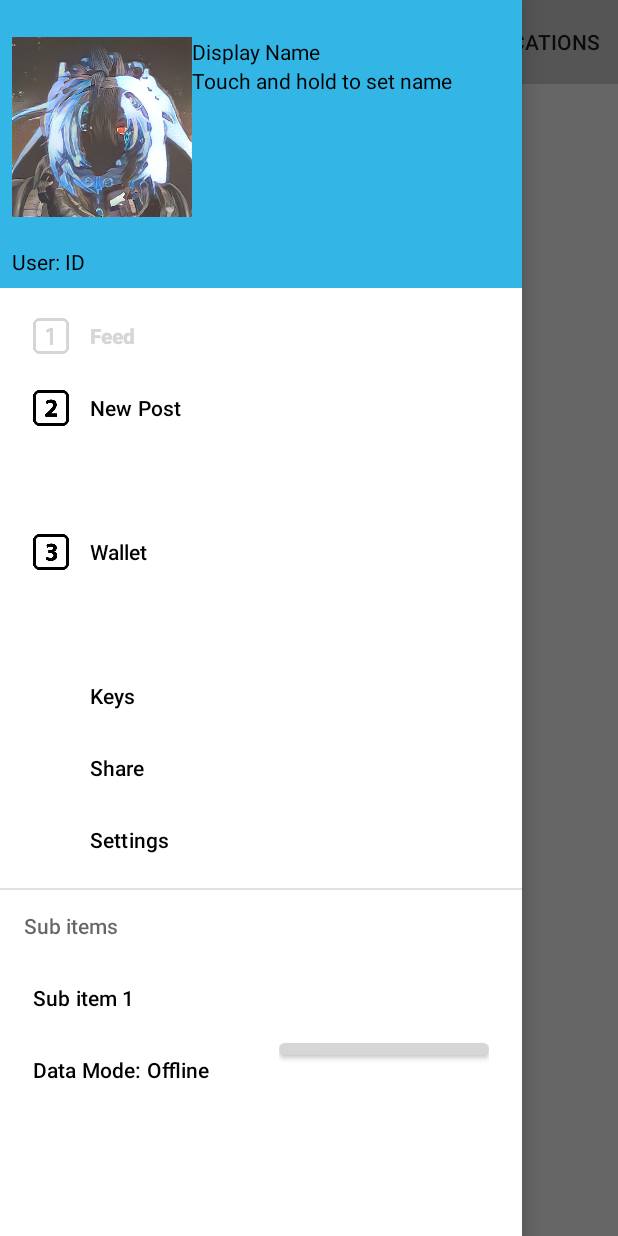
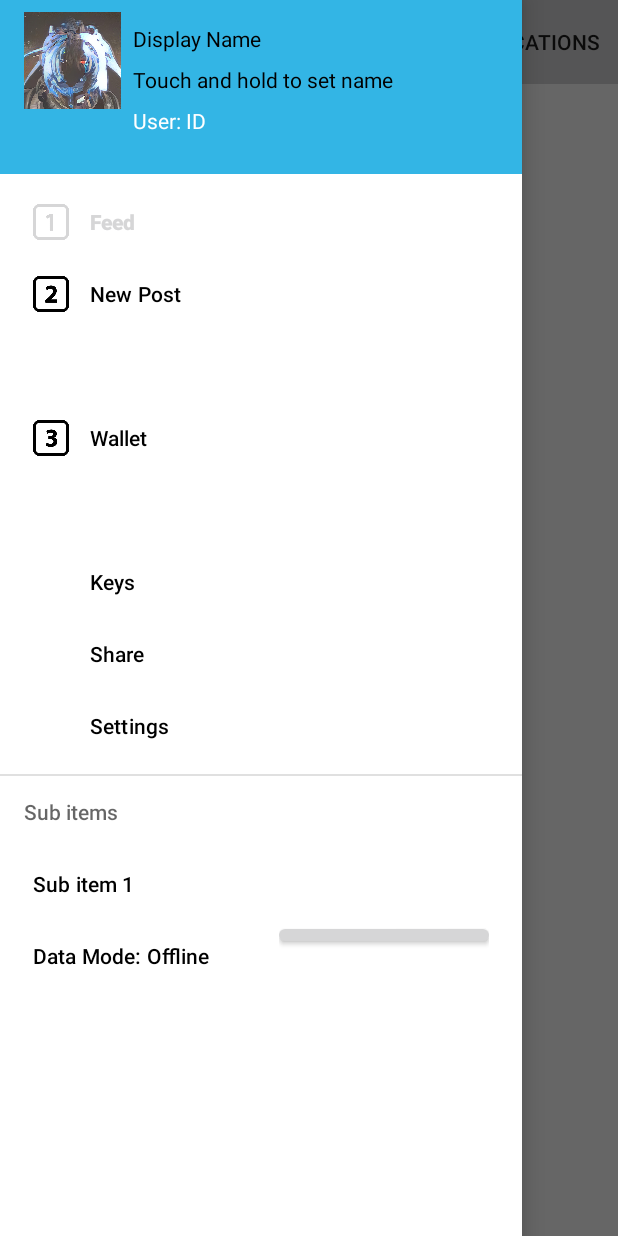
Before and after one commit to BarrenWolfsbane/BAINSocial, an Android app: the HomeFrag screen opened through its navigation route, with the side drawer open, on a phone screen of 412 x 824 dp. Run offline under Robolectric (Android 15) with nearby library versions, the phone set to English and light mode, and no system bars; our stand-ins replace data binding; libraries missing offline, so code that uses them is left out: it.beppi.tristatetogglebutton_library; plain views replace TriStateToggleButton; 10 statements that could not run were skipped.

Commit message:
Code cleaning
Signed-off-by: Fruit-Punch-Samurai <58863987+Fruit-Punch-Samurai@users.noreply.github.com>

```diff
--- a/app/src/main/java/tv/bain/bainsocial/fragments/HomeFrag.java
+++ b/app/src/main/java/tv/bain/bainsocial/fragments/HomeFrag.java
@@ -4,7 +4,6 @@ import android.app.SearchManager;
 import android.content.Context;
 import android.content.res.Configuration;
 import android.graphics.Bitmap;
-import android.graphics.Color;
 import android.graphics.drawable.BitmapDrawable;
 import android.graphics.drawable.Drawable;
 import android.os.Bundle;
@@ -12,13 +11,9 @@ import android.view.LayoutInflater;
 import android.view.Menu;
 import android.view.MenuInflater;
 import android.view.MenuItem;
-import android.view.Menu;
-import android.view.MenuItem;
 import android.view.SubMenu;
 import android.view.View;
 import android.view.ViewGroup;
-import android.widget.ImageView;
-import android.widget.TextView;
 import android.widget.Toast;
 
 import androidx.annotation.NonNull;
@@ -26,6 +21,7 @@ import androidx.annotation.Nullable;
 import androidx.appcompat.app.ActionBarDrawerToggle;
 import androidx.appcompat.app.AppCompatActivity;
 import androidx.appcompat.widget.SearchView;
+import androidx.core.content.res.ResourcesCompat;
 import androidx.fragment.app.Fragment;
 import androidx.lifecycle.ViewModelProvider;
 import androidx.navigation.fragment.NavHostFragment;
@@ -37,6 +33,7 @@ import tv.bain.bainsocial.R;
 import tv.bain.bainsocial.adapters.PostsAdapter;
 import tv.bain.bainsocial.backend.BAINServer;
 import tv.bain.bainsocial.databinding.HomeFragmentBinding;
+import tv.bain.bainsocial.databinding.NavHeaderBinding;
 import tv.bain.bainsocial.viewmodels.HomeViewModel;
 
 public class HomeFrag extends Fragment {
@@ -172,6 +169,17 @@ public class HomeFrag extends Fragment {
                     return false;
                 }
         );
+        Drawable drawable = ResourcesCompat.getDrawable(getResources(), R.drawable.f810049d4e3320ba053d1dca055d4764676451fc, null);
+        Bitmap bitmap = ((BitmapDrawable) drawable).getBitmap();
+        Drawable newdrawable = new BitmapDrawable(getResources(), Bitmap.createScaledBitmap(bitmap, 50, 50, true));
+
+        b.toolbar.setNavigationIcon(newdrawable);
+
+        initiateTrisStateSwitch();
+        setNavHeader();
+    }
+
+    private void initiateTrisStateSwitch() {
         Menu m = b.navView.getMenu();
         SubMenu sm = m.getItem(8).getSubMenu();
         final TriStateToggleButton tstb_1 = (TriStateToggleButton) sm.getItem(1).getActionView();
@@ -179,44 +187,29 @@ public class HomeFrag extends Fragment {
 
         MenuItem OnlineTog = b.navView.getMenu().getItem(8).getSubMenu().getItem(1);
         OnlineTog.setTitle("Data Mode: Offline");
-        tstb_1.setOnToggleChanged(new TriStateToggleButton.OnToggleChanged() {
-            @Override
-            public void onToggle(TriStateToggleButton.ToggleStatus toggleStatus, boolean booleanToggleStatus, int toggleIntValue) {
-                switch (toggleStatus) {
-                    case off: OnlineTog.setTitle("Data Mode: Offline"); break;
-                    case mid: OnlineTog.setTitle("Data Mode: Local"); break;
-                    case on: OnlineTog.setTitle("Data Mode: Online"); break;
-                }
+        tstb_1.setOnToggleChanged((toggleStatus, booleanToggleStatus, toggleIntValue) -> {
+            switch (toggleStatus) {
+                case off:
+                    OnlineTog.setTitle("Data Mode: Offline");
+                    break;
+                case mid:
+                    OnlineTog.setTitle("Data Mode: Local");
+                    break;
+                case on:
+                    OnlineTog.setTitle("Data Mode: Online");
+                    break;
             }
         });
 
-        setNavHeader();
     }
 
     public void setNavHeader() {
-        int textCL = Color.BLACK;
-        View headerLayout = b.navView.getHeaderView(0); //Gets the Header
-        //headerLayout.setBackgroundColor(Color.GRAY); //let users define this
-        //headerLayout.setBackground();//set Background to the User Defined Image
+        //TODO: let users decide what background they want
+        //TODO: Careful with memory leaks caused by the binding
+        NavHeaderBinding binding = NavHeaderBinding.inflate(getLayoutInflater());
 
-        TextView tV = headerLayout.findViewById(R.id.header_ID_Text);
-        tV.setText("ID: "+ BAINServer.getInstance().getUser().getuID());
-        tV.setTextColor(textCL);
-
-        tV = headerLayout.findViewById(R.id.nvHeaderDisplayNameLabel);
-        tV.setTextColor(textCL);
-        tV = headerLayout.findViewById(R.id.nvHeaderDisplayNameText);
-        tV.setTextColor(textCL);
-
-
-        ImageView profPhoto = headerLayout.findViewById(R.id.hvProfileImage);
-        //profPhoto.setImageBitmap();//we can use the Image Class to set this
-
-        Drawable drawable = getResources().getDrawable(R.drawable.f810049d4e3320ba053d1dca055d4764676451fc);
-        Bitmap bitmap = ((BitmapDrawable) drawable).getBitmap();
-        Drawable newdrawable = new BitmapDrawable(getResources(), Bitmap.createScaledBitmap(bitmap, 50, 50, true));
-
-        b.toolbar.setNavigationIcon(newdrawable);
+        binding.headerIDText.setText("ID: " + BAINServer.getInstance().getUser().getuID());
+        //binding.hvProfileImage.setImageBitmap();//we can use the Image Class to set this
     }
 
 
--- a/app/src/main/res/layout/home_fragment.xml
+++ b/app/src/main/res/layout/home_fragment.xml
@@ -1,7 +1,6 @@
 <?xml version="1.0" encoding="utf-8"?>
 <layout xmlns:android="http://schemas.android.com/apk/res/android"
-    xmlns:app="http://schemas.android.com/apk/res-auto"
-    xmlns:tools="http://schemas.android.com/tools">
+    xmlns:app="http://schemas.android.com/apk/res-auto">
 
     <data>
 
@@ -36,6 +35,7 @@
                         android:layout_height="wrap_content"
                         app:layout_constraintStart_toStartOf="parent"
                         app:layout_constraintTop_toTopOf="parent" />
+                    <!--                        app:navigationIcon="@drawable/f810049d4e3320ba053d1dca055d4764676451fc" />-->
 
 
                 </com.google.android.material.appbar.CollapsingToolbarLayout>
--- a/app/src/main/res/layout/nav_header.xml
+++ b/app/src/main/res/layout/nav_header.xml
@@ -1,57 +1,59 @@
 <?xml version="1.0" encoding="utf-8"?>
 <LinearLayout xmlns:android="http://schemas.android.com/apk/res/android"
     xmlns:app="http://schemas.android.com/apk/res-auto"
+    android:id="@+id/linearLayout2"
     android:layout_width="match_parent"
-    android:layout_height="192dp"
+    android:layout_height="wrap_content"
     android:background="@android:color/holo_blue_light"
-    android:gravity="bottom"
-    android:orientation="vertical"
     android:padding="8dp"
-    android:theme="@style/ThemeOverlay.AppCompat.Dark">
+    android:theme="@style/ThemeOverlay.AppCompat.Dark"
+    android:weightSum="1">
 
-    <LinearLayout
-        android:layout_width="match_parent"
-        android:layout_height="140dp"
-        android:orientation="horizontal">
-
-        <LinearLayout
-            android:layout_width="120dp"
-            android:layout_height="match_parent"
-            android:orientation="vertical">
 
     <ImageView
         android:id="@+id/hvProfileImage"
-                android:layout_width="120dp"
-                android:layout_height="120dp"
+        android:layout_width="0dp"
+        android:layout_height="100dp"
+        android:layout_marginStart="8dp"
+        android:layout_weight="0.2"
+        android:scaleType="fitStart"
         app:srcCompat="@drawable/f810049d4e3320ba053d1dca055d4764676451fc" />
 
-        </LinearLayout>
 
     <LinearLayout
-            android:layout_width="match_parent"
-            android:layout_height="match_parent"
+        android:layout_width="0dp"
+        android:layout_height="wrap_content"
+        android:layout_weight="0.8"
         android:orientation="vertical">
 
         <TextView
             android:id="@+id/nvHeaderDisplayNameLabel"
-                android:layout_width="match_parent"
+            android:layout_width="wrap_content"
             android:layout_height="wrap_content"
-                android:text="Display Name" />
+            android:layout_marginStart="8dp"
+            android:layout_marginTop="8dp"
+            android:text="Display Name"
+            android:textColor="@android:color/black" />
 
         <TextView
             android:id="@+id/nvHeaderDisplayNameText"
-                android:layout_width="match_parent"
+            android:layout_width="wrap_content"
             android:layout_height="wrap_content"
-                android:text="Touch and hold to set name" />
-        </LinearLayout>
-    </LinearLayout>
+            android:layout_marginStart="8dp"
+            android:layout_marginTop="8dp"
+            android:text="Touch and hold to set name"
+            android:textColor="@android:color/black" />
 
         <TextView
             android:id="@+id/header_ID_Text"
-        android:layout_width="match_parent"
+            android:layout_width="wrap_content"
             android:layout_height="wrap_content"
+            android:layout_marginStart="8dp"
+            android:layout_marginTop="8dp"
             android:text="User: ID"
             android:textAppearance="@style/TextAppearance.AppCompat.Body1"
             android:textColor="@android:color/white" />
 
     </LinearLayout>
+
+</LinearLayout>
```
Lines whose indentation alone changed are shown as unchanged.
